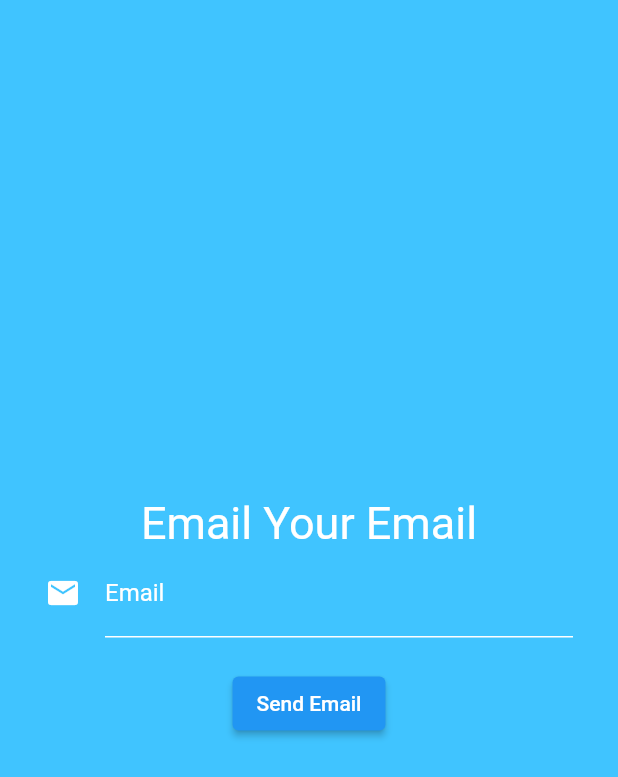
After one commit to sadnamSakib/DP-I, a Flutter app: the screen it shows after launch, after a tap on "Forgot Password?", on a phone screen of 412 x 824 dp. The commit adds this screen. Shown: the top 777 px of the screen. Run offline on Flutter 3.47's test engine with Material 2 defaults, Android fonts, the phone set to English and light mode, and no system bars; our stand-ins replace cloud_firestore, firebase_auth, firebase_core; accounts and stored records are empty; generated files the repository leaves out were written again.

Commit message:
Reset password works motamuti. Role base Sign in also ok ok works.

```diff
--- a/lib/main.dart
+++ b/lib/main.dart
@@ -1,4 +1,5 @@
- import 'package:design_project_1/screens/wrapper.dart';
+ import 'package:design_project_1/screens/authentication/resetPassword.dart';
+import 'package:design_project_1/screens/wrapper.dart';
 import 'package:design_project_1/services/auth.dart';
 import 'package:flutter/foundation.dart';
 import 'package:flutter/material.dart';
@@ -21,11 +22,15 @@ class MyApp extends StatelessWidget {
     return StreamProvider<UserModel?>.value(
       value: AuthService().user,
       initialData: UserModel(uid: ''),
+
       child: MaterialApp(
         title: 'Flutter Demo',
         theme: ThemeData(
           primarySwatch: Colors.blue,
         ),
+        routes: {
+          ForgotPassword.id: (context) => ForgotPassword(),
+        },
         home: const Wrapper(),
       ),
     );
--- /dev/null
+++ b/lib/screens/authentication/resetPassword.dart
@@ -0,0 +1,86 @@
+import 'package:design_project_1/screens/authentication/sign_in.dart';
+import 'package:design_project_1/screens/wrapper.dart';
+import 'package:flutter/material.dart';
+import 'package:firebase_auth/firebase_auth.dart';
+class ForgotPassword extends StatefulWidget {
+  static String id = 'forgot-password';
+  const ForgotPassword({super.key});
+
+  @override
+  State<ForgotPassword> createState() => _ForgotPasswordState();
+}
+
+class _ForgotPasswordState extends State<ForgotPassword> {
+
+  String email = '';
+  final FirebaseAuth _auth = FirebaseAuth.instance;
+  final _formKey = GlobalKey<FormState>();
+final TextEditingController emailController = TextEditingController();
+  @override
+  void dispose() {
+    emailController.dispose();
+    super.dispose();
+  }
+  Future passwordReset() async {
+
+    try {
+      await _auth.sendPasswordResetEmail(email: emailController.text.trim());
+    } catch (e) {
+      print(email);
+      print("kisu ekta");
+    }
+  }
+
+    @override
+    Widget build(BuildContext context) {
+      return Scaffold(
+        backgroundColor: Colors.lightBlueAccent,
+        body: Form(
+          key: _formKey,
+          child: Padding(
+            padding: EdgeInsets.symmetric(horizontal: 30.0),
+            child: Column(
+              mainAxisAlignment: MainAxisAlignment.center,
+              children: [
+                Text(
+                  'Email Your Email',
+                  style: TextStyle(fontSize: 30, color: Colors.white),
+                ),
+                TextFormField(
+                  controller: emailController,
+                  style: TextStyle(color: Colors.white),
+                  decoration: InputDecoration(
+                    labelText: 'Email',
+                    icon: Icon(
+                      Icons.mail,
+                      color: Colors.white,
+                    ),
+                    errorStyle: TextStyle(color: Colors.white),
+                    labelStyle: TextStyle(color: Colors.white),
+                    hintStyle: TextStyle(color: Colors.white),
+                    focusedBorder: UnderlineInputBorder(
+                      borderSide: BorderSide(color: Colors.white),
+                    ),
+                    enabledBorder: UnderlineInputBorder(
+                      borderSide: BorderSide(color: Colors.white),
+                    ),
+                    errorBorder: UnderlineInputBorder(
+                      borderSide: BorderSide(color: Colors.white),
+                    ),
+                  ),
+                ),
+                SizedBox(height: 20),
+                ElevatedButton(
+                  child: Text('Send Email'),
+                  onPressed: () {
+                    passwordReset();
+                    Navigator.pushReplacement(context, MaterialPageRoute(builder: (context) => Wrapper()));
+                  },
+                ),
+              ],
+            ),
+          ),
+        ),
+      );
+    }
+  }
--- a/lib/screens/authentication/sign_in.dart
+++ b/lib/screens/authentication/sign_in.dart
@@ -1,3 +1,4 @@
+import 'package:design_project_1/screens/authentication/resetPassword.dart';
 import 'package:flutter/material.dart';
 import 'package:design_project_1/services/auth.dart';
 
@@ -69,20 +70,36 @@ class _SignInState extends State<SignIn> {
                 const SizedBox(height: 20.0),
                 Text(
                   error,
-                  style: const TextStyle(color: Colors.red, fontSize: 14.0),
+                  style: const TextStyle(color: Colors.red, fontSize: 20.0),
                 ),
                 const SizedBox(height: 20.0),
                 Center(
-                  child: Row(
-                    mainAxisAlignment: MainAxisAlignment.center, // Aligns the children to the center horizontally
+                  child: Column(
                     children: [
-                      SizedBox(height: 20.0),
-                      Text('Don\'t have an account?'),
                       TextButton(
                         onPressed: () {
-                          widget.toggleView();
+                          Navigator.push(
+                            context, MaterialPageRoute(builder: (context)
+                              {
+                                return ForgotPassword();
+                              },
+                            ),
+                          );
                         },
-                        child: Text('Register'),
+                        child: Text('Forgot Password?'),
+                      ),
+                      Row(
+                        mainAxisAlignment: MainAxisAlignment.center, // Aligns the children to the center horizontally
+                        children: [
+                          SizedBox(height: 20.0),
+                          Text('Don\'t have an account?'),
+                          TextButton(
+                            onPressed: () {
+                              widget.toggleView();
+                            },
+                            child: Text('Register'),
+                          ),
+                        ],
                       ),
                     ],
                   ),
--- a/lib/services/database.dart
+++ b/lib/services/database.dart
@@ -13,6 +13,11 @@ class DatabaseService {
       'email': email
     });
   }
+  Future setUserRole(String role) async{
+    return await userCollection.doc(uid).update({
+      'role': role
+    });
+  }
 
   //get user data stream
   // Stream<QuerySnapshot> get users {
```
Also changed, not shown: lib/screens/authentication/chooseRole.dart (added, +59 -0 lines).
